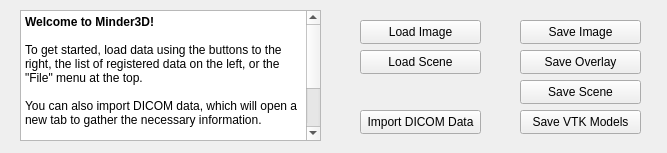
Before: the Qt Designer form src/minder3d/lib/sovWelcomePanelWidget.ui in aylward/Minder3D, drawn with Qt 5.
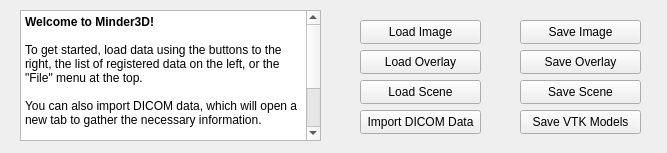
After: the same form once the commit is applied.

The edit to the form file:
```diff
--- a/src/minder3d/lib/sovWelcomePanelWidget.ui
+++ b/src/minder3d/lib/sovWelcomePanelWidget.ui
@@ -101,7 +101,7 @@
    <property name="geometry">
     <rect>
      <x>360</x>
-     <y>50</y>
+     <y>80</y>
      <width>121</width>
      <height>24</height>
     </rect>
@@ -136,6 +136,19 @@
     <string>Save VTK Models</string>
    </property>
   </widget>
+  <widget class="QPushButton" name="welcomeLoadOverlayButton">
+   <property name="geometry">
+    <rect>
+     <x>360</x>
+     <y>50</y>
+     <width>121</width>
+     <height>24</height>
+    </rect>
+   </property>
+   <property name="text">
+    <string>Load Overlay</string>
+   </property>
+  </widget>
  </widget>
  <resources/>
  <connections/>
```
